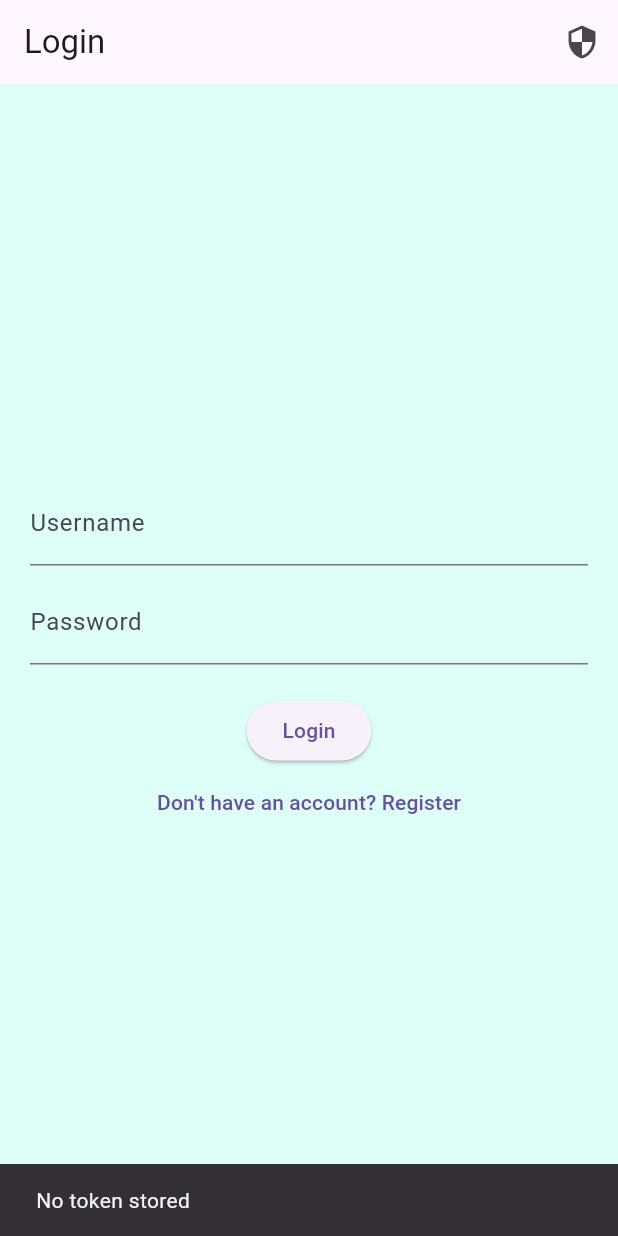
After one commit to khairil-hisham/flutter_tutorial, a Flutter app: the screen it shows after launch, after a tap on the "security" icon, on a phone screen of 412 x 824 dp. The commit adds this screen. Run offline on Flutter 3.47's test engine with Material 3 defaults, Android fonts, the phone set to English and light mode, and no system bars; our stand-ins replace shared_preferences; network calls fail.

Commit message:
create login & register system that interacts with dotnet backend at localhost:5039

```diff
--- /dev/null
+++ b/lib/pages/auth_page.dart
@@ -0,0 +1,130 @@
+import 'package:flutter/material.dart';
+import 'package:shared_preferences/shared_preferences.dart';
+import 'package:http/http.dart' as http;
+import 'dart:convert';
+
+import 'package:flutter_tutorial/pages/home_page.dart';
+
+
+class AuthPage extends StatefulWidget {
+  const AuthPage({super.key});
+
+  @override
+  State<AuthPage> createState() => _AuthPageState();
+}
+
+class _AuthPageState extends State<AuthPage> {
+  final _usernameController = TextEditingController();
+  final _passwordController = TextEditingController();
+  bool _isLogin = true;
+  bool _isLoading = false;
+
+  final String baseUrl = "http://localhost:5039/api/auth";
+  // Use 10.0.2.2 for Android Emulator, localhost for Windows/Linux desktop, or your LAN IP for real device
+
+  Future<void> _authenticate() async {
+    setState(() => _isLoading = true);
+
+    final url = Uri.parse(_isLogin ? "$baseUrl/login" : "$baseUrl/register");
+    final body = jsonEncode({
+      "username": _usernameController.text.trim(),
+      "password": _passwordController.text.trim(),
+    });
+
+    try {
+      final res = await http.post(url,
+          headers: {"Content-Type": "application/json"}, body: body);
+
+      if (res.statusCode == 200) {
+        if (_isLogin) {
+          final data = jsonDecode(res.body);
+          final token = data["token"];
+
+          if (token != null) {
+            final prefs = await SharedPreferences.getInstance();
+            await prefs.setString("jwt", token);
+
+            if (mounted) {
+              Navigator.pushReplacement(
+                context,
+                MaterialPageRoute(builder: (_) => const BottomNavScreen()),
+              );
+            }
+          }
+        } else {
+          ScaffoldMessenger.of(context).showSnackBar(
+            const SnackBar(content: Text("Registration successful!")),
+          );
+        }
+      } else {
+        ScaffoldMessenger.of(context).showSnackBar(
+          SnackBar(content: Text("Error: ${res.body}")),
+        );
+      }
+    } catch (e) {
+      ScaffoldMessenger.of(context).showSnackBar(
+        SnackBar(content: Text("Network error: $e")),
+      );
+    } finally {
+      setState(() => _isLoading = false);
+    }
+  }
+
+  Future<void> _checkToken() async {
+    final prefs = await SharedPreferences.getInstance();
+    final token = prefs.getString("jwt");
+
+    ScaffoldMessenger.of(context).showSnackBar(
+      SnackBar(
+          content: Text(token != null ? "Token found!" : "No token stored")),
+    );
+  }
+
+  @override
+  Widget build(BuildContext context) {
+    return Scaffold(
+      appBar: AppBar(
+        title: Text(_isLogin ? "Login" : "Register"),
+        actions: [
+          IconButton(
+            icon: const Icon(Icons.security),
+            onPressed: _checkToken,
+          )
+        ],
+      ),
+      body: Padding(
+        padding: const EdgeInsets.all(20),
+        child: Center(
+          child: Column(
+            mainAxisAlignment: MainAxisAlignment.center,
+            children: [
+              TextField(
+                controller: _usernameController,
+                decoration: const InputDecoration(labelText: "Username"),
+              ),
+              const SizedBox(height: 10),
+              TextField(
+                controller: _passwordController,
+                decoration: const InputDecoration(labelText: "Password"),
+                obscureText: true,
+              ),
+              const SizedBox(height: 20),
+              _isLoading
+                  ? const CircularProgressIndicator()
+                  : ElevatedButton(
+                      onPressed: _authenticate,
+                      child: Text(_isLogin ? "Login" : "Register"),
+                    ),
+              TextButton(
+                onPressed: () => setState(() => _isLogin = !_isLogin),
+                child: Text(_isLogin
+                    ? "Don't have an account? Register"
+                    : "Already have an account? Login"),
+              ),
+            ],
+          ),
+        ),
+      ),
+    );
+  }
+}
--- /dev/null
+++ b/lib/pages/splash_page.dart
@@ -0,0 +1,47 @@
+import 'package:flutter/material.dart';
+import 'package:shared_preferences/shared_preferences.dart';
+import 'auth_page.dart';
+import 'home_page.dart';
+
+class SplashPage extends StatefulWidget {
+  const SplashPage({super.key});
+
+  @override
+  State<SplashPage> createState() => _SplashPageState();
+}
+
+class _SplashPageState extends State<SplashPage> {
+  @override
+  void initState() {
+    super.initState();
+    _checkAuth();
+  }
+
+  Future<void> _checkAuth() async {
+    final prefs = await SharedPreferences.getInstance();
+    final token = prefs.getString('jwt');
+
+    await Future.delayed(const Duration(seconds: 1)); // simulate loading
+
+    if (mounted) {
+      if (token != null && token.isNotEmpty) {
+        Navigator.pushReplacement(
+          context,
+          MaterialPageRoute(builder: (_) => const BottomNavScreen()),
+        );
+      } else {
+        Navigator.pushReplacement(
+          context,
+          MaterialPageRoute(builder: (_) => const AuthPage()),
+        );
+      }
+    }
+  }
+
+  @override
+  Widget build(BuildContext context) {
+    return const Scaffold(
+      body: Center(child: CircularProgressIndicator()),
+    );
+  }
+}
--- a/pubspec.yaml
+++ b/pubspec.yaml
@@ -39,6 +39,7 @@ dependencies:
   cupertino_icons: ^1.0.8
   provider: ^6.1.5+1
   google_fonts: ^6.3.0
+  shared_preferences: ^2.5.3
 
 dev_dependencies:
   flutter_test:
```
Also changed, not shown: lib/main.dart (+9 -149 lines), lib/pages/home_page.dart (added, +105 -0 lines), lib/pages/profile_page.dart (added, +51 -0 lines), lib/pages/about_page.dart (renamed from lib/about_page.dart), pubspec.lock, 2 other files.
